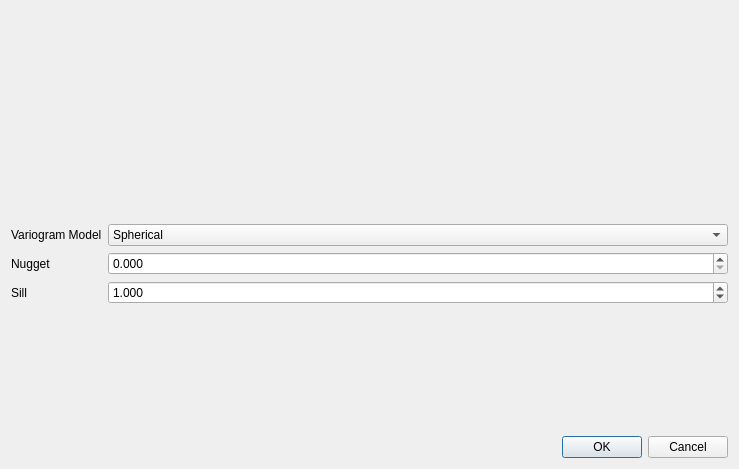
The window that include/interp/krigeplot/variogram.ui (zxgdll/geotools) describes before a commit, drawn with Qt 5.
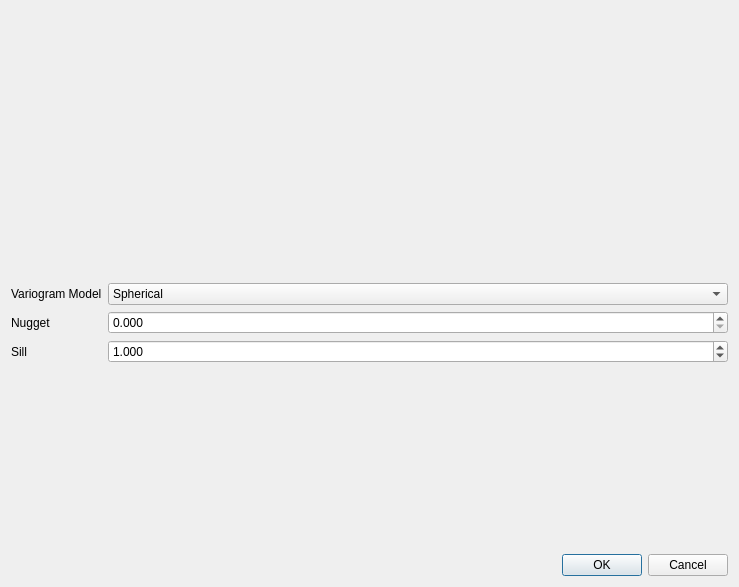
The same window after the commit. Custom widgets are drawn as their Qt base class.

```diff
--- a/include/interp/krigeplot/variogram.ui
+++ b/include/interp/krigeplot/variogram.ui
@@ -7,7 +7,7 @@
     <x>0</x>
     <y>0</y>
     <width>739</width>
-    <height>469</height>
+    <height>587</height>
    </rect>
   </property>
   <property name="windowTitle">
```
Left out of the diff: 4 changed lines with no effect on the pictures.
